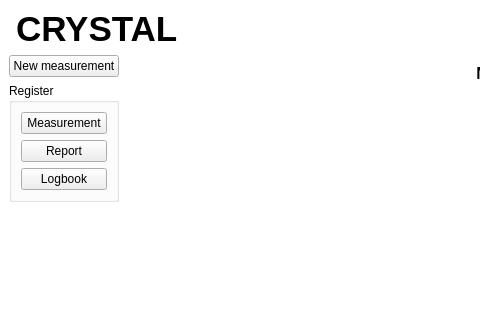
Above: Crystal/Crystal/mainwindow.ui from ziemastz/SL before the change; both pictures show x 0 to 480 and y 0 to 320 of the 978 by 773 pixel window. Below: the same form after it.
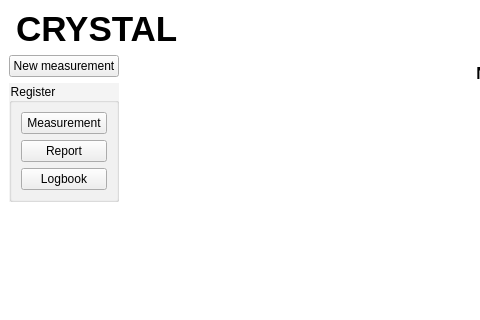
That is the form after the change. The open tabs and pages were chosen to show the change. Icons and pictures are not drawn. Custom widgets are drawn as their Qt base class.

```diff
--- a/Crystal/Crystal/mainwindow.ui
+++ b/Crystal/Crystal/mainwindow.ui
@@ -16,6 +16,9 @@
   <property name="styleSheet">
    <string notr="true">QMainWindow, QDialog {
 	background-color: rgb(255, 255, 255);
+}
+QGroupBox {
+	background-color: rgb(244, 244, 244);
 }</string>
   </property>
   <widget class="QWidget" name="centralwidget">
```
Left out of the diff: 4 changed lines with no effect on the pictures.
